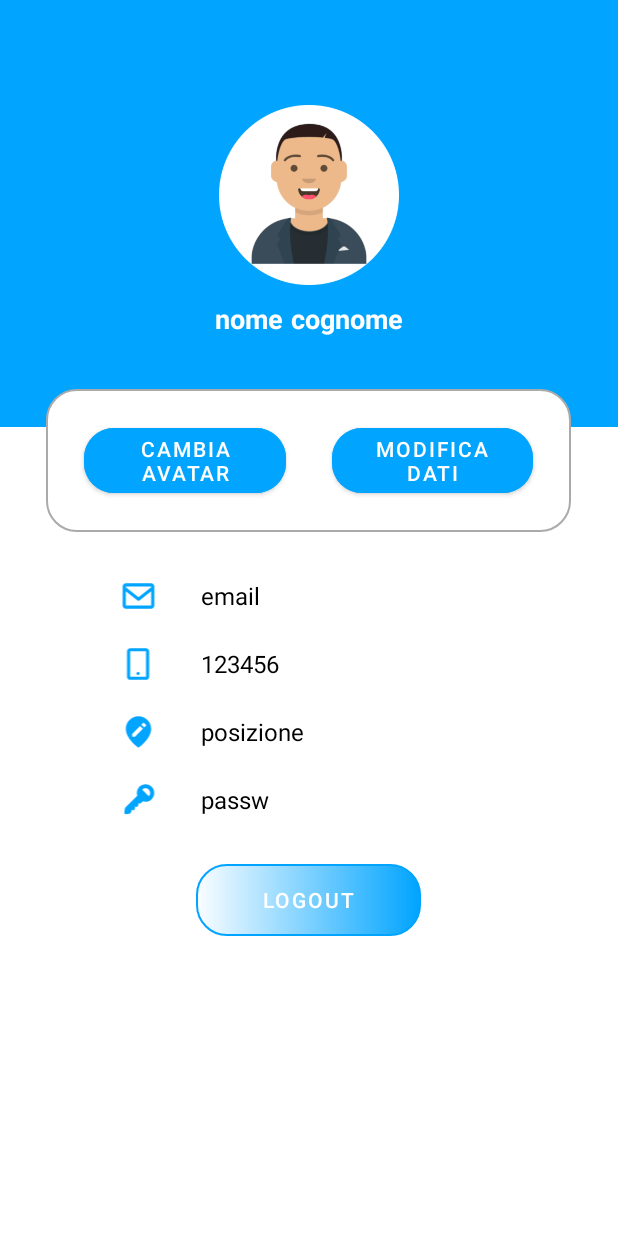
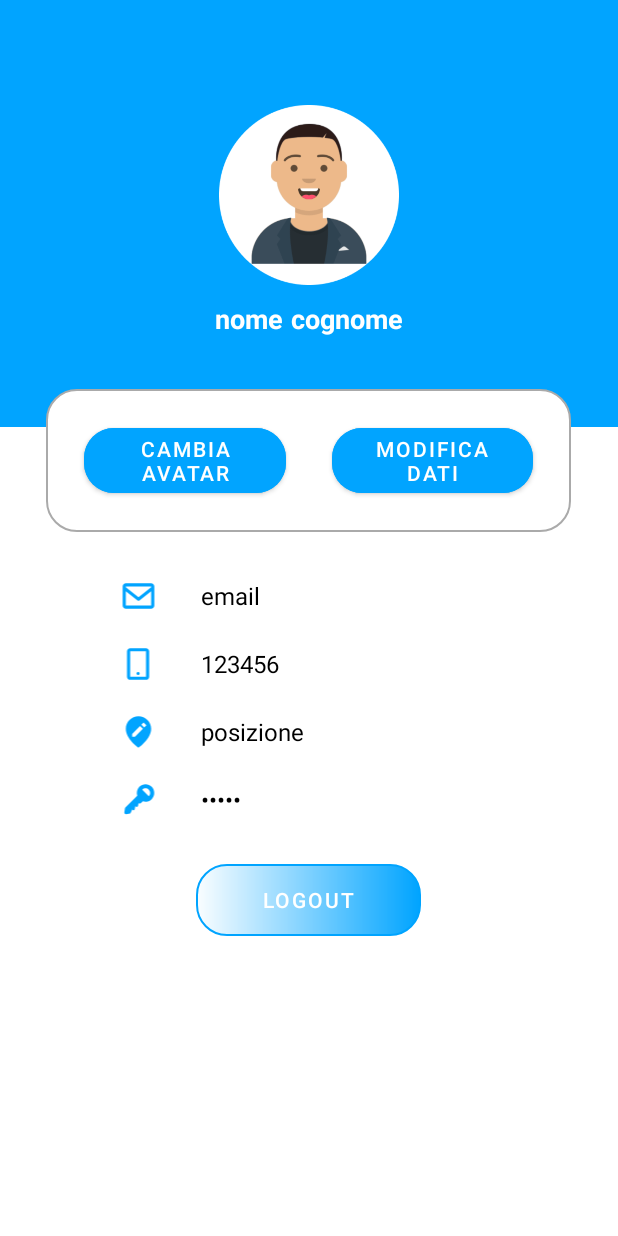
Before and after one commit to Gabriel-Marchione/progettoPWM, an Android app: the ProfiloUtenteActivity screen opened directly, with no data from a screen before it, on a phone screen of 412 x 824 dp. Run offline under Robolectric (Android 15) with nearby library versions, the phone set to English and light mode, and no system bars; 1 statement that could not run was skipped.

Commit message:
sistemati ultimi bug

```diff
--- a/app/src/main/java/com/progettopwm/progettopwm/profiloUtente/ModificaAvatarCustomDialog.kt
+++ b/app/src/main/java/com/progettopwm/progettopwm/profiloUtente/ModificaAvatarCustomDialog.kt
@@ -45,6 +45,7 @@ class ModificaAvatarCustomDialog(context: Context, ) : Dialog(context) {
         adapter = CustomAdapter(listaImmagini)
         binding.recyclerView.adapter = adapter
 
+        //aggiorno l'avatar in base alla posizione dell'immagine cliccata, salvando l'id dell'immagine nel file
         adapter.setOnClickListener(object : CustomAdapter.OnClickListener {
             override fun onClick(position: Int, model: Int) {
                 val alertDialog = AlertDialog.Builder(context)
--- a/app/src/main/java/com/progettopwm/progettopwm/profiloUtente/ProfiloUtenteActivity.kt
+++ b/app/src/main/java/com/progettopwm/progettopwm/profiloUtente/ProfiloUtenteActivity.kt
@@ -29,6 +29,7 @@ class ProfiloUtenteActivity : AppCompatActivity() {
         filePre = this.getSharedPreferences("Credenziali", MODE_PRIVATE)
         fileAvatar = this.getSharedPreferences("File avatar", MODE_PRIVATE)
 
+        //mi prendo l'id dell'immagine che si trova nel file, ovvero quella selezionata nel dialog o scelta nella fase di registrazione
         binding.avatarImageView.setImageResource(fileAvatar.getInt("idImmagineAvatar", R.drawable.avatar)) // R.drawable.avatar è l'avatar di default
         effettuaQuery()
 
--- a/app/src/main/res/layout/activity_login.xml
+++ b/app/src/main/res/layout/activity_login.xml
@@ -22,6 +22,7 @@
                             android:id="@+id/textView2"
                             android:layout_width="match_parent"
                             android:layout_height="wrap_content"
+                            android:layout_gravity="center"
                             android:gravity="center"
                             android:text="Nome Applicazione"
                             android:textColor="#ffffff"
@@ -59,6 +60,7 @@
                                             android:id="@+id/imageView5"
                                             android:layout_width="30dp"
                                             android:layout_height="20dp"
+                                            android:layout_marginRight="2dp"
                                             android:layout_weight="1"
                                             app:srcCompat="@drawable/email" />
 
@@ -106,6 +108,7 @@
                                             android:id="@+id/imageView3"
                                             android:layout_width="30dp"
                                             android:layout_height="20dp"
+                                            android:layout_marginRight="2dp"
                                             android:layout_weight="1"
                                             app:srcCompat="@drawable/chiave" />
 
--- a/app/src/main/res/layout/activity_visualizzazione_profilo.xml
+++ b/app/src/main/res/layout/activity_visualizzazione_profilo.xml
@@ -210,6 +210,7 @@
                     android:layout_marginLeft="5dp"
                     android:layout_weight="1"
                     android:gravity="left"
+                    android:password="true"
                     android:text="passw"
                     android:textColor="#000000"
                     android:textSize="16sp" />
```
